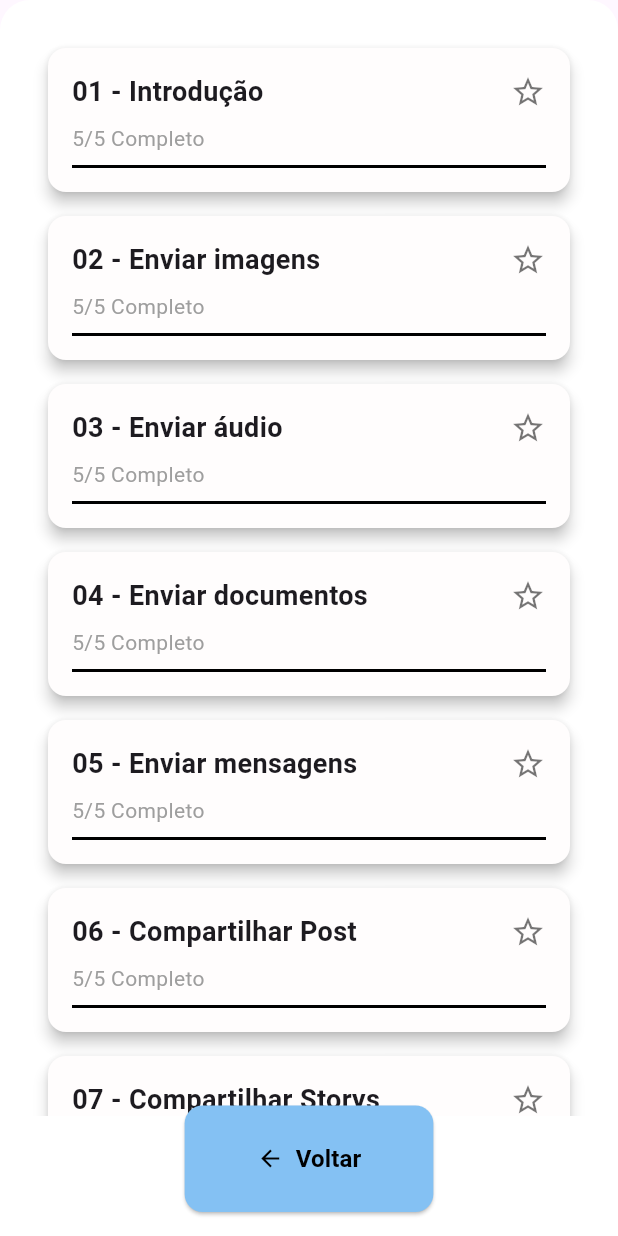
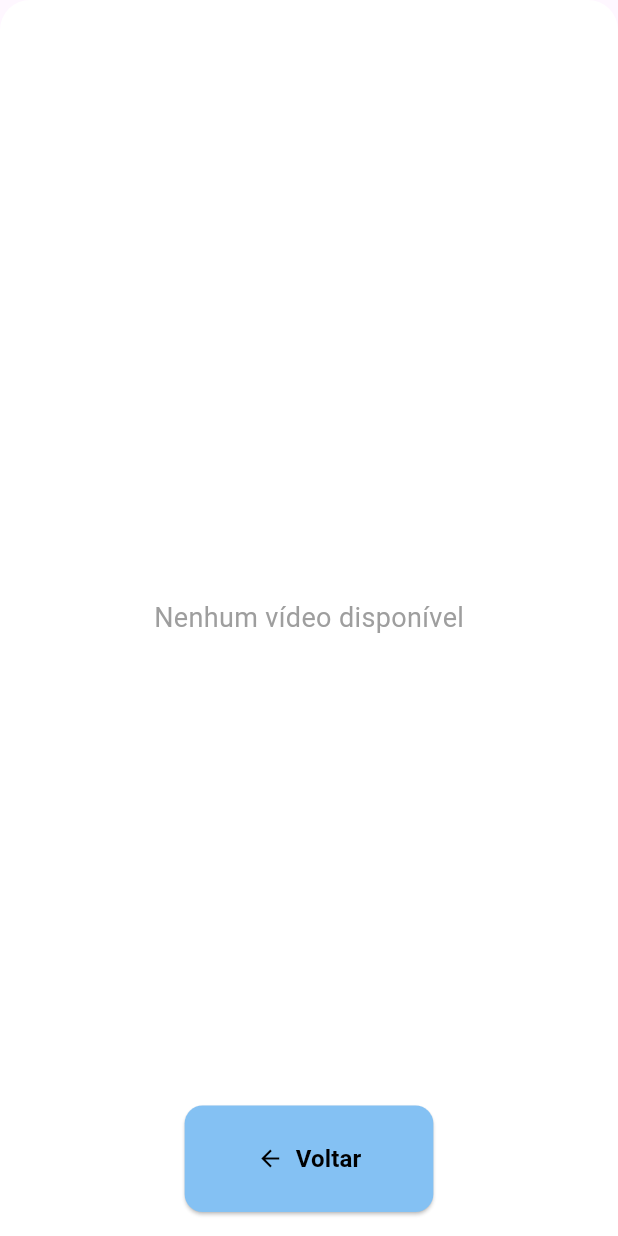
Before and after one commit to JoaoPaolinelli/idoso_tech, a Flutter app: the CategoryDetailsListWidget widget shown alone on an empty page, opened directly with empty values, on a phone screen of 412 x 824 dp. Run offline on Flutter 3.47's test engine with Material 3 defaults, Android fonts, the light colour scheme and no system bars; our stand-ins replace dio, font_awesome_flutter; network calls fail.

Commit message:
atualização geral do projeto

```diff
--- a/front-end/lib/main.dart
+++ b/front-end/lib/main.dart
@@ -1,4 +1,5 @@
 import 'package:flutter/material.dart';
+import 'package:idosotech/pages/pagina_teste.dart';
 
 import 'pages/home-page.dart';
 
--- /dev/null
+++ b/front-end/lib/model/video.dart
@@ -0,0 +1,20 @@
+class Video {
+  final String nome;
+  final String link;
+
+  Video({required this.nome, required this.link});
+
+  factory Video.fromJson(Map<String, dynamic> json) {
+    return Video(
+      nome: json['Nome'] ?? 'Sem nome',
+      link: json['Link'] ?? '',
+    );
+  }
+
+  Map<String, dynamic> toJson() {
+    return {
+      'Nome': nome,
+      'Link': link,
+    };
+  }
+}
--- a/front-end/lib/pages/category_content.dart
+++ b/front-end/lib/pages/category_content.dart
@@ -5,6 +5,7 @@ class CategoryContent extends StatelessWidget {
   final String categoryName;
   final IconData itemCurso;
   final String topicCategory;
+  final String linkYoutube;
 
   // const ContentCategory(required String categoryName,  IconData itemCurso, {super.key});
 
@@ -12,7 +13,8 @@ class CategoryContent extends StatelessWidget {
       {Key? key,
       required this.categoryName,
       required this.itemCurso,
-      required this.topicCategory})
+      required this.topicCategory,
+      required this.linkYoutube})
       : super(key: key);
 
   @override
--- a/front-end/lib/widgets/category_content_list_widget.dart
+++ b/front-end/lib/widgets/category_content_list_widget.dart
@@ -1,49 +1,71 @@
 import 'package:flutter/material.dart';
+import '../model/categoria.dart';
+import '../model/video.dart';
 import '../pages/category_content.dart';
 
-class CategoryDetailsListWidget extends StatelessWidget {
-  // const ContentListPage(String categoryName, {Key? key}) : super(key: key);
+class CategoryDetailsListWidget extends StatefulWidget {
+  final Categoria categoriaClasse;
   final String categoryName;
   final IconData iconeCategory;
+  final String idCategory;
+  final List<Video> video;
 
   const CategoryDetailsListWidget({
     Key? key,
+    required this.categoriaClasse,
     required this.categoryName,
     required this.iconeCategory,
+    required this.idCategory,
+    required this.video,
   }) : super(key: key);
 
   @override
+  _CategoryDetailsListWidgetState createState() =>
+      _CategoryDetailsListWidgetState();
+}
+
+class _CategoryDetailsListWidgetState extends State<CategoryDetailsListWidget> {
+  late List<Video> videos;
+
+  @override
+  void initState() {
+    super.initState();
+    // 🔹 Pegando os vídeos diretamente da categoria
+    videos = widget.video ?? [];
+
+    print('📌 Vídeos da categoria: ${widget.categoriaClasse.videos}');
+    print(videos);
+  }
+
+  @override
   Widget build(BuildContext context) {
-    final items = [
-      '01 - Introdução',
-      '02 - Enviar imagens',
-      '03 - Enviar áudio',
-      '04 - Enviar documentos',
-      '05 - Enviar mensagens',
-      '06 - Compartilhar Post',
-      '07 - Compartilhar Storys',
-      '08 - Fazer Storys',
-      '09 - Fazer Posts',
-    ];
-
     return Expanded(
       child: ClipRRect(
-        borderRadius: BorderRadius.only(
+        borderRadius: const BorderRadius.only(
             topLeft: Radius.circular(20), topRight: Radius.circular(20)),
         child: Container(
-          color: const Color.fromARGB(255, 255, 255, 255),
+          color: Colors.white,
           child: Stack(
             children: [
-              // Lista de itens
+              if (videos.isEmpty)
+                const Center(
+                  child: Text(
+                    'Nenhum vídeo disponível',
+                    style: TextStyle(color: Colors.grey, fontSize: 18),
+                  ),
+                )
+              else
                 Padding(
-                padding: const EdgeInsets.only(
-                    bottom: 80), // Espaço para o botão fixo
+                  padding:
+                  const EdgeInsets.only(bottom: 80), // Espaço para o botão
                   child: ListView.builder(
                     padding: const EdgeInsets.all(32),
-                  itemCount: items.length,
+                    itemCount: videos.length,
                     itemBuilder: (context, index) {
+                      final video = videos[index];
+
                       return Card(
-                      color: const Color.fromARGB(255, 255, 253, 253),
+                        color: Colors.white,
                         margin: const EdgeInsets.only(bottom: 16),
                         shape: RoundedRectangleBorder(
                           borderRadius: BorderRadius.circular(12),
@@ -54,16 +76,16 @@ class CategoryDetailsListWidget extends StatelessWidget {
                           child: Column(
                             crossAxisAlignment: CrossAxisAlignment.start,
                             children: [
-                            // Título
                               GestureDetector(
                                 onTap: () {
                                   Navigator.push(
                                     context,
                                     MaterialPageRoute(
                                       builder: (context) => CategoryContent(
-                                      categoryName: categoryName,
-                                      itemCurso: iconeCategory,
-                                      topicCategory: items[index],
+                                        categoryName: widget.categoryName,
+                                        itemCurso: widget.iconeCategory,
+                                        topicCategory: video.nome ?? 'Sem título',
+                                        linkYoutube: video.link ?? '',
                                       ),
                                     ),
                                   );
@@ -73,7 +95,7 @@ class CategoryDetailsListWidget extends StatelessWidget {
                                   MainAxisAlignment.spaceBetween,
                                   children: [
                                     Text(
-                                    items[index],
+                                      video.nome ?? 'Título não disponível',
                                       style: const TextStyle(
                                         fontSize: 18,
                                         fontWeight: FontWeight.bold,
@@ -87,13 +109,11 @@ class CategoryDetailsListWidget extends StatelessWidget {
                                 ),
                               ),
                               const SizedBox(height: 8),
-                            // Progresso e descrição
-                            const Text(
-                              '5/5 Completo',
-                              style: TextStyle(color: Colors.grey),
+                              Text(
+                                video.link ?? 'Sem link disponível',
+                                style: const TextStyle(color: Colors.grey),
                               ),
                               const SizedBox(height: 8),
-                            // Linha de progresso
                               Container(
                                 height: 2,
                                 color: Colors.black,
@@ -105,17 +125,17 @@ class CategoryDetailsListWidget extends StatelessWidget {
                     },
                   ),
                 ),
-              // Botão fixo no final
               Align(
                 alignment: Alignment.bottomCenter,
                 child: Container(
                   padding: const EdgeInsets.all(16),
                   child: ElevatedButton.icon(
                     onPressed: () {
-                      Navigator.pop(context); // Voltar para a tela anterior
+                      Navigator.pop(context);
                     },
                     style: ElevatedButton.styleFrom(
-                      backgroundColor: Color.fromRGBO(132, 193, 243, 100),
+                      backgroundColor:
+                      const Color.fromRGBO(132, 193, 243, 100),
                       padding: const EdgeInsets.symmetric(
                           horizontal: 48, vertical: 24),
                       shape: RoundedRectangleBorder(
```
Also changed, not shown: front-end/lib/model/categoria.dart (+19 -6 lines), front-end/lib/pages/category_details_page.dart (+77 -22 lines), front-end/lib/pages/pagina_teste.dart (added, +103 -0 lines), front-end/lib/service/api_service.dart (+8 -12 lines), front-end/lib/widgets/grid_widget.dart (+31 -1 lines), 13 other files. Lines whose indentation alone changed are shown as unchanged.
